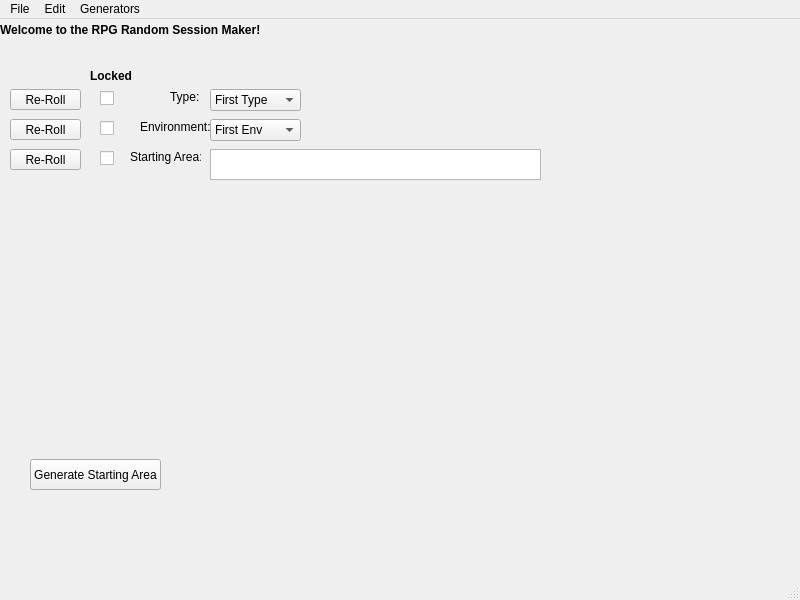
Above: RSMaker/QTemplates/RSM_Main.ui from Tellusionist/RPGRandomSessionMaker before the change. Below: the same form after it.
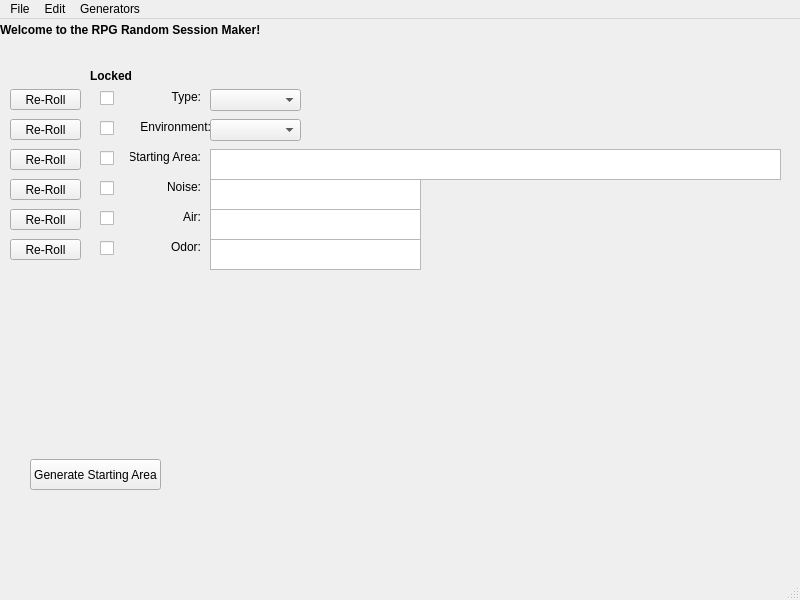
That is the form after the change.

Commit message: added more roll tables and sensory ui options

Diff of the .ui file:
```diff
--- a/RSMaker/QTemplates/RSM_Main.ui
+++ b/RSMaker/QTemplates/RSM_Main.ui
@@ -55,9 +55,15 @@
       <height>16</height>
      </rect>
     </property>
+    <property name="layoutDirection">
+     <enum>Qt::LeftToRight</enum>
+    </property>
     <property name="text">
      <string>Type:</string>
     </property>
+    <property name="alignment">
+     <set>Qt::AlignRight|Qt::AlignTrailing|Qt::AlignVCenter</set>
+    </property>
    </widget>
    <widget class="QComboBox" name="cb_DungeonType">
     <property name="geometry">
@@ -68,16 +74,6 @@
       <height>22</height>
      </rect>
     </property>
-    <item>
-     <property name="text">
-      <string>First Type</string>
-     </property>
-    </item>
-    <item>
-     <property name="text">
-      <string>Second Type</string>
-     </property>
-    </item>
    </widget>
    <widget class="QCheckBox" name="lck_DungeonType">
     <property name="geometry">
@@ -120,9 +116,15 @@
       <height>16</height>
      </rect>
     </property>
+    <property name="layoutDirection">
+     <enum>Qt::LeftToRight</enum>
+    </property>
     <property name="text">
      <string>Environment:</string>
     </property>
+    <property name="alignment">
+     <set>Qt::AlignRight|Qt::AlignTrailing|Qt::AlignVCenter</set>
+    </property>
    </widget>
    <widget class="QCheckBox" name="lck_Environment">
     <property name="geometry">
@@ -146,16 +148,6 @@
       <height>22</height>
      </rect>
     </property>
-    <item>
-     <property name="text">
-      <string>First Env</string>
-     </property>
-    </item>
-    <item>
-     <property name="text">
-      <string>Second Env</string>
-     </property>
-    </item>
    </widget>
    <widget class="QLabel" name="lbl_StartArea">
     <property name="geometry">
@@ -166,9 +158,15 @@
       <height>16</height>
      </rect>
     </property>
+    <property name="layoutDirection">
+     <enum>Qt::LeftToRight</enum>
+    </property>
     <property name="text">
      <string>Starting Area:</string>
     </property>
+    <property name="alignment">
+     <set>Qt::AlignRight|Qt::AlignTrailing|Qt::AlignVCenter</set>
+    </property>
    </widget>
    <widget class="QCheckBox" name="lck_StartArea">
     <property name="geometry">
@@ -227,11 +225,176 @@
      <rect>
       <x>210</x>
       <y>130</y>
-      <width>331</width>
+      <width>571</width>
       <height>31</height>
      </rect>
     </property>
    </widget>
+   <widget class="QLabel" name="lbl_StartArea_Noise">
+    <property name="geometry">
+     <rect>
+      <x>130</x>
+      <y>160</y>
+      <width>71</width>
+      <height>16</height>
+     </rect>
+    </property>
+    <property name="layoutDirection">
+     <enum>Qt::LeftToRight</enum>
+    </property>
+    <property name="text">
+     <string>Noise:</string>
+    </property>
+    <property name="alignment">
+     <set>Qt::AlignRight|Qt::AlignTrailing|Qt::AlignVCenter</set>
+    </property>
+   </widget>
+   <widget class="QPushButton" name="btn_rr_StartArea_Noise">
+    <property name="geometry">
+     <rect>
+      <x>10</x>
+      <y>160</y>
+      <width>71</width>
+      <height>21</height>
+     </rect>
+    </property>
+    <property name="text">
+     <string>Re-Roll</string>
+    </property>
+   </widget>
+   <widget class="QCheckBox" name="lck_StartArea_Noise">
+    <property name="geometry">
+     <rect>
+      <x>100</x>
+      <y>160</y>
+      <width>16</width>
+      <height>18</height>
+     </rect>
+    </property>
+    <property name="text">
+     <string/>
+    </property>
+   </widget>
+   <widget class="QPlainTextEdit" name="txt_StartArea_Noise">
+    <property name="geometry">
+     <rect>
+      <x>210</x>
+      <y>160</y>
+      <width>211</width>
+      <height>31</height>
+     </rect>
+    </property>
+   </widget>
+   <widget class="QLabel" name="lbl_StartArea_Air">
+    <property name="geometry">
+     <rect>
+      <x>130</x>
+      <y>190</y>
+      <width>71</width>
+      <height>16</height>
+     </rect>
+    </property>
+    <property name="layoutDirection">
+     <enum>Qt::LeftToRight</enum>
+    </property>
+    <property name="text">
+     <string>Air:</string>
+    </property>
+    <property name="alignment">
+     <set>Qt::AlignRight|Qt::AlignTrailing|Qt::AlignVCenter</set>
+    </property>
+   </widget>
+   <widget class="QPushButton" name="btn_rr_StartArea_Air">
+    <property name="geometry">
+     <rect>
+      <x>10</x>
+      <y>190</y>
+      <width>71</width>
+      <height>21</height>
+     </rect>
+    </property>
+    <property name="text">
+     <string>Re-Roll</string>
+    </property>
+   </widget>
+   <widget class="QCheckBox" name="lck_StartArea_Air">
+    <property name="geometry">
+     <rect>
+      <x>100</x>
+      <y>190</y>
+      <width>16</width>
+      <height>18</height>
+     </rect>
+    </property>
+    <property name="text">
+     <string/>
+    </property>
+   </widget>
+   <widget class="QPlainTextEdit" name="txt_StartArea_Air">
+    <property name="geometry">
+     <rect>
+      <x>210</x>
+      <y>190</y>
+      <width>211</width>
+      <height>31</height>
+     </rect>
+    </property>
+   </widget>
+   <widget class="QLabel" name="lbl_StartArea_Odor">
+    <property name="geometry">
+     <rect>
+      <x>130</x>
+      <y>220</y>
+      <width>71</width>
+      <height>16</height>
+     </rect>
+    </property>
+    <property name="layoutDirection">
+     <enum>Qt::LeftToRight</enum>
+    </property>
+    <property name="text">
+     <string>Odor:</string>
+    </property>
+    <property name="alignment">
+     <set>Qt::AlignRight|Qt::AlignTrailing|Qt::AlignVCenter</set>
+    </property>
+   </widget>
+   <widget class="QPlainTextEdit" name="txt_StartArea_Odor">
+    <property name="geometry">
+     <rect>
+      <x>210</x>
+      <y>220</y>
+      <width>211</width>
+      <height>31</height>
+     </rect>
+    </property>
+   </widget>
+   <widget class="QCheckBox" name="lck_StartArea_Odor">
+    <property name="geometry">
+     <rect>
+      <x>100</x>
+      <y>220</y>
+      <width>16</width>
+      <height>18</height>
+     </rect>
+    </property>
+    <property name="text">
+     <string/>
+    </property>
+   </widget>
+   <widget class="QPushButton" name="btn_rr_StartArea_Odor">
+    <property name="geometry">
+     <rect>
+      <x>10</x>
+      <y>220</y>
+      <width>71</width>
+      <height>21</height>
+     </rect>
+    </property>
+    <property name="text">
+     <string>Re-Roll</string>
+    </property>
+   </widget>
   </widget>
   <widget class="QMenuBar" name="menubar">
    <property name="geometry">
```
The commit also changes 3 other files.
